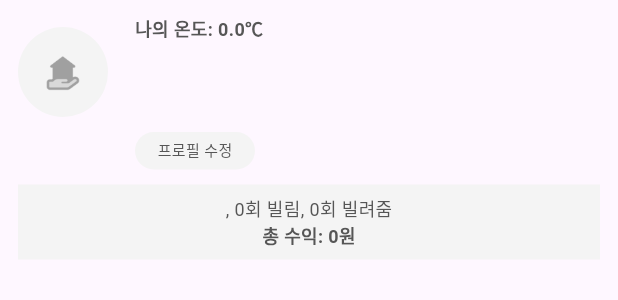
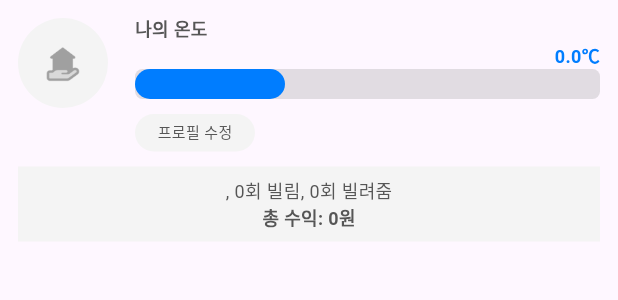
Before and after one commit to billimiut/billimiut_app, a Flutter app: the ProfileCard widget shown alone on an empty page, opened directly with empty values, on a phone screen of 412 x 824 dp. Shown: the top 300 px of the screen. Run offline on Flutter 3.47's test engine with Material 3 defaults, Android fonts, the phone set to English and light mode, and no system bars; our stand-ins replace cloud_firestore, firebase_core, firebase_storage, flutter_datetime_picker_plus, flutter_dotenv, flutter_svg and 5 more; accounts and stored records are empty; network calls fail.

Commit message:
feat: 마이페이지 나의 온도 수정

```diff
--- a/lib/screens/my_page_screen.dart
+++ b/lib/screens/my_page_screen.dart
@@ -98,7 +98,7 @@ class _MyPageState extends State<MyPage> {
                     children: user.borrowList.asMap().entries.map((entry) {
                       int index = entry.key;
                       var item = entry.value;
-                      //print("item: $item");
+                      print("빌린 item: $item");
                       return TransactionItem(
                         imageUrl: item["image_url"][0],
                         location: item["name"],
@@ -106,6 +106,7 @@ class _MyPageState extends State<MyPage> {
                         money: item["money"],
                         startDate: formatDate(item["start_date"]),
                         endDate: formatDate(item["end_date"]),
+                        status: item["status"],
                       );
                     }).toList(),
                   ),
@@ -135,7 +136,7 @@ class _MyPageState extends State<MyPage> {
                     children: user.lendList.asMap().entries.map((entry) {
                       int index = entry.key;
                       var item = entry.value;
-                      print("item: $item");
+                      print("빌려준 item: $item");
                       return TransactionItem(
                         imageUrl: item["image_url"][0],
                         location: item["name"],
@@ -145,6 +146,7 @@ class _MyPageState extends State<MyPage> {
                             .format(DateTime.parse(item["start_date"])),
                         endDate: DateFormat('yy-MM-dd HH:mm')
                             .format(DateTime.parse(item["end_date"])),
+                        status: item["status"],
                       );
                     }).toList(),
                   ),
--- a/lib/widgets/chatting_post_detail.dart
+++ b/lib/widgets/chatting_post_detail.dart
@@ -47,8 +47,8 @@ class ChattingPostDetail extends StatelessWidget {
             children: [
               Image(
                 image: loadImage(imageUrl),
-                width: 70,
-                height: 70,
+                width: 60,
+                height: 60,
                 fit: BoxFit.cover,
               ),
             ],
--- a/lib/widgets/profile_card.dart
+++ b/lib/widgets/profile_card.dart
@@ -80,15 +80,57 @@ class ProfileCard extends StatelessWidget {
                     crossAxisAlignment: CrossAxisAlignment.start,
                     mainAxisAlignment: MainAxisAlignment.spaceEvenly,
                     children: [
-                      Text(
-                        "나의 온도: $temperature℃",
-                        style: const TextStyle(
+                      const Text(
+                        "나의 온도",
+                        style: TextStyle(
                           fontSize: 12,
                           fontWeight: FontWeight.w600,
                           color: Color(0xFF565656),
                         ),
                       ),
-                      const SizedBox(height: 60),
+                      Container(
+                        child: Column(
+                          mainAxisAlignment: MainAxisAlignment.start,
+                          children: [
+                            Row(
+                              mainAxisAlignment: MainAxisAlignment.end,
+                              children: [
+                                Text(
+                                  "$temperature℃",
+                                  style: const TextStyle(
+                                    fontSize: 12,
+                                    fontWeight: FontWeight.w600,
+                                    color: Color(0xff007DFF),
+                                  ),
+                                ),
+                              ],
+                            ),
+                            Container(
+                              decoration: BoxDecoration(
+                                color: Colors.grey.withOpacity(0.3),
+                                borderRadius: BorderRadius.circular(5.0),
+                              ),
+                              height: 20,
+                              child: Row(
+                                mainAxisAlignment: MainAxisAlignment.start,
+                                children: [
+                                  Container(
+                                    decoration: BoxDecoration(
+                                      color: const Color(0xff007DFF),
+                                      borderRadius: BorderRadius.circular(10.0),
+                                    ),
+                                    width: 100,
+                                    height: 20,
+                                  ),
+                                ],
+                              ),
+                            ),
+                          ],
+                        ),
+                      ),
+                      const SizedBox(
+                        height: 10.0,
+                      ),
                       GestureDetector(
                         onTap: () {},
                         child: Container(
```
Also changed, not shown: lib/widgets/transaction_section.dart (+7 -6 lines).
